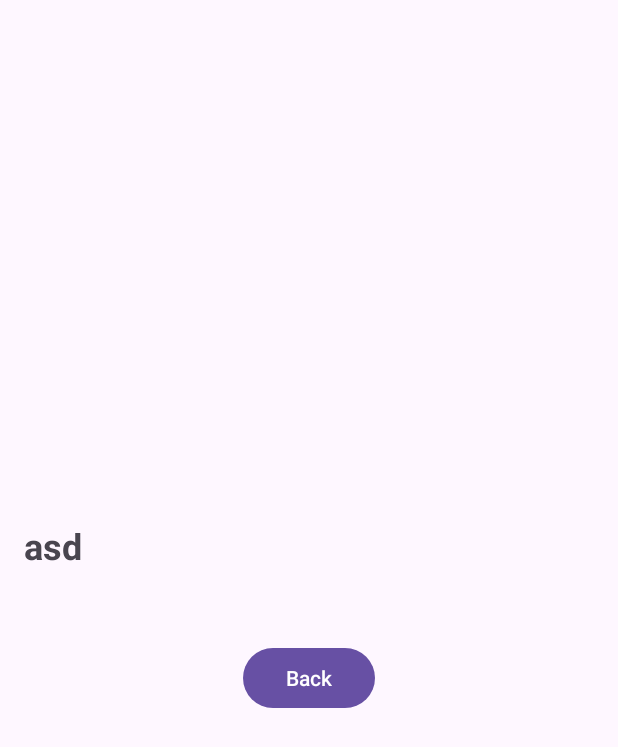
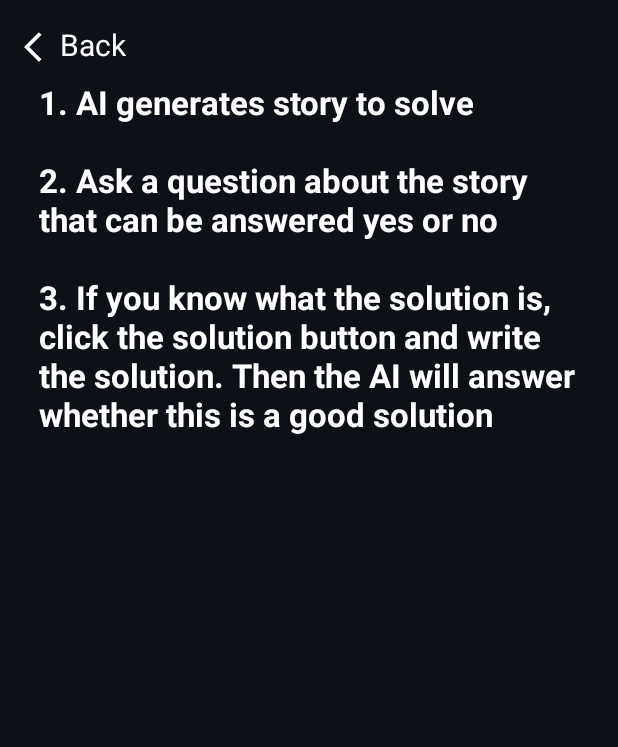
Before and after one commit to Braddock511/DarkStoriesAI, an Android app: the MainActivity screen opened directly, with no data from a screen before it, in the options menu, after a tap on "How to play?", on a phone screen of 412 x 824 dp. Shown: the top 747 px of the screen. Run offline under Robolectric (Android 15) with nearby library versions, the phone set to English and light mode, and no system bars; 2 statements that could not run were skipped.

Commit message:
Add solution, new story, text to HowToPlay

```diff
--- a/app/build.gradle.kts
+++ b/app/build.gradle.kts
@@ -38,6 +38,7 @@ dependencies {
     implementation("androidx.constraintlayout:constraintlayout:2.1.4")
     implementation("com.squareup.okhttp3:okhttp:4.9.1")
     implementation("com.google.code.gson:gson:2.8.8")
+    implementation("com.google.android.material:material:1.5.0")
     testImplementation("junit:junit:4.13.2")
     androidTestImplementation("androidx.test.ext:junit:1.1.5")
     androidTestImplementation("androidx.test.espresso:espresso-core:3.5.1")
--- a/app/src/main/java/org/test/darkstoriesai/HowToPlay.java
+++ b/app/src/main/java/org/test/darkstoriesai/HowToPlay.java
@@ -1,9 +1,7 @@
 package org.test.darkstoriesai;
 
 import android.os.Bundle;
-import android.view.View;
-import android.widget.Button;
-import android.widget.TextView;
+import android.widget.LinearLayout;
 
 import androidx.annotation.Nullable;
 import androidx.appcompat.app.AppCompatActivity;
@@ -14,19 +12,9 @@ public class HowToPlay extends AppCompatActivity {
         super.onCreate(savedInstanceState);
         setContentView(R.layout.how_to_play);
 
-        Button backButton = findViewById(R.id.backButton);
-        String welcomeMessage = getIntent().getStringExtra("welcomeMessage");
+        LinearLayout back = findViewById(R.id.back);
 
-        // Find the TextView in the layout and set the welcome message
-        TextView welcomeTextView = findViewById(R.id.textViewWelcome);
-        welcomeTextView.setText(welcomeMessage);
-
-        backButton.setOnClickListener(new View.OnClickListener() {
-            @Override
-            public void onClick(View view) {
-                finish();
-            }
-        });
+        back.setOnClickListener(view -> finish());
 
     }
 }
--- a/app/src/main/java/org/test/darkstoriesai/MainActivity.java
+++ b/app/src/main/java/org/test/darkstoriesai/MainActivity.java
@@ -1,9 +1,12 @@
 package org.test.darkstoriesai;
+
+import static java.lang.String.format;
 
 import android.content.Intent;
 import android.os.Bundle;
 import android.view.Menu;
 import android.view.MenuItem;
+import android.view.View;
 import android.widget.Button;
 import android.widget.EditText;
 import android.widget.ListView;
@@ -12,18 +15,24 @@ import androidx.annotation.NonNull;
 import androidx.appcompat.app.AppCompatActivity;
 import androidx.appcompat.widget.Toolbar;
 
+import com.google.android.material.snackbar.Snackbar;
+
 import java.util.ArrayList;
 import java.util.List;
+import java.util.UUID;
 import java.util.concurrent.CompletableFuture;
 import java.util.concurrent.atomic.AtomicInteger;
 
 public class MainActivity extends AppCompatActivity {
-//    SplashActivity loading = new SplashActivity();
+//    SplashActivity splashLoading = new SplashActivity();
+    String sessionId = UUID.randomUUID().toString();
 
     @Override
     protected void onCreate(Bundle savedInstanceState) {
         super.onCreate(savedInstanceState);
         setContentView(R.layout.activity_main);
+        View actualView = findViewById(android.R.id.content);
+
 //        Przy ładowaniu danych
 //        Intent loadingIntent = new Intent(MainActivity.this, SplashActivity.class);
 //        startActivity(loadingIntent);
@@ -38,53 +47,54 @@ public class MainActivity extends AppCompatActivity {
         AdapterListItems adapter = new AdapterListItems(this, loadItemsList); // TODO load data from database
         listView.setAdapter(adapter);
 
-        String storyPrompt = "Give ONLY dark story and topic story without any explanations. According to this instruction:\n" +
-                "TOPIC\n" +
-                "STORY";
+        String storyPrompt = "Write dark story and topic story. According to this instruction:\nTOPIC: \nSTORY: ";
 
-        CompletableFuture.supplyAsync(() -> {
-            // loading
-            adapter.add(new ListItem(true));
-            adapter.notifyDataSetChanged();
+//        processPrompt(adapter, storyPrompt, "STORY TELLER", new AtomicInteger(0));
 
-            API api = new API();
-            return api.sendRequest(storyPrompt);
-        }).thenAcceptAsync(result -> {
-            runOnUiThread(() -> {
-                adapter.remove(adapter.getItem(0));  // Remove the loading item
-                adapter.add(new ListItem("STORY TELLER", result));
-                adapter.notifyDataSetChanged();
-            });
+        // User ask
+        EditText questionPrompt = findViewById(R.id.questionPrompt);
+        Button askButton = findViewById(R.id.askButton);
+        AtomicInteger loadingIndex = new AtomicInteger(2); //Start on 2, because 0. Story 1. Question
+
+        askButton.setOnClickListener(v -> {
+            String text = questionPrompt.getText().toString();
+
+            adapter.add(new ListItem("ASKER", text));
+            questionPrompt.getText().clear();
+
+//            processPrompt(adapter, format("Answer for this - %s", text), "STORY TELLER", loadingIndex);
         });
 
-        // User ask
-        EditText editText = findViewById(R.id.inputText);
-        Button sendButton = findViewById(R.id.sendButton);
-        AtomicInteger loadingIndex = new AtomicInteger(1);
+        // Buttons
+        Button solutionButton = findViewById(R.id.solutionButton);
+        Button newStoryButton = findViewById(R.id.newStoryButton);
 
-        sendButton.setOnClickListener(v -> {
-            String text = editText.getText().toString();
 
-            adapter.add(new ListItem("ASKER", text));
-            editText.getText().clear();
-
-            CompletableFuture.supplyAsync(() -> {
-                // loading
-                adapter.add(new ListItem(true));
-                adapter.notifyDataSetChanged();
-
-                API api = new API();
-                return api.sendRequest(String.format("%s. Answer with yes or no.", text));
-            }).thenAcceptAsync(result -> {
-                runOnUiThread(() -> {
-                    adapter.remove(adapter.getItem(loadingIndex.get()));
-                    loadingIndex.addAndGet(2);
-                    adapter.add(new ListItem("STORY TELLER", result));
-                    adapter.notifyDataSetChanged();
-                });
-            });
+        solutionButton.setOnClickListener(v -> {
+            String questionSolution = questionPrompt.getText().toString();
+            if (!questionSolution.equals("")) {
+                questionPrompt.getText().clear();
+                String solutionPrompt = format("This is solution? - %s", questionSolution);
+                processPrompt(adapter, solutionPrompt, "STORY TELLER", loadingIndex);
+            }
+            else{
+                Snackbar snackbar = Snackbar.make(actualView, "Write solution in input!", Snackbar.LENGTH_SHORT);
+                snackbar.show();
+            }
         });
 
+        newStoryButton.setOnClickListener(v -> {
+            CompletableFuture.supplyAsync(() -> {
+                API api = new API();
+                return api.clearRedis(sessionId);
+            }).thenAcceptAsync(result -> runOnUiThread(() -> {
+                loadingIndex.set(0);
+                adapter.clear();
+                adapter.notifyDataSetChanged();
+            }));
+
+            processPrompt(adapter, storyPrompt, "STORY TELLER", new AtomicInteger(0));
+        });
     }
 
     // Toolbar
@@ -102,7 +112,6 @@ public class MainActivity extends AppCompatActivity {
         if (id == R.id.how_to_play_item) {
             // Create an Intent to start a new activity
             Intent intent = new Intent(MainActivity.this, HowToPlay.class);
-            intent.putExtra("welcomeMessage", "asd");
 
             // Start the new activity
             startActivity(intent);
@@ -112,4 +121,20 @@ public class MainActivity extends AppCompatActivity {
 
         return super.onOptionsItemSelected(item);
     }
+
+    public void processPrompt(AdapterListItems adapter, String storyPrompt, String header, AtomicInteger position) {
+        CompletableFuture.supplyAsync(() -> {
+            // Loading
+            adapter.add(new ListItem(true));
+            adapter.notifyDataSetChanged();
+
+            API api = new API();
+            return api.sendPrompt(storyPrompt, sessionId);
+        }).thenAcceptAsync(result -> runOnUiThread(() -> {
+            adapter.remove(adapter.getItem(position.get()));  // Remove the loading item
+            position.addAndGet(2);
+            adapter.add(new ListItem(header, result));
+            adapter.notifyDataSetChanged();
+        }));
+    }
 }
--- /dev/null
+++ b/app/src/main/res/drawable/ic_back_arrow.xml
@@ -0,0 +1,5 @@
+<vector android:autoMirrored="true" android:height="24dp"
+    android:tint="#FFFFFF" android:viewportHeight="24"
+    android:viewportWidth="24" android:width="24dp" xmlns:android="http://schemas.android.com/apk/res/android">
+    <path android:fillColor="@android:color/white" android:pathData="M11.67,3.87L9.9,2.1 0,12l9.9,9.9 1.77,-1.77L3.54,12z"/>
+</vector>
--- a/app/src/main/res/layout/how_to_play.xml
+++ b/app/src/main/res/layout/how_to_play.xml
@@ -5,6 +5,7 @@
     android:id="@+id/welcomeLayout"
     android:layout_width="match_parent"
     android:layout_height="match_parent"
+    android:background="@color/secondaryColor"
     android:padding="16dp"
     tools:context=".MainActivity">
 
@@ -13,22 +14,43 @@
         android:layout_height="match_parent"
         android:orientation="vertical"
         android:layout_gravity="center"
-        android:gravity="center">
+        android:gravity="top">
+
+        <LinearLayout
+            android:id="@+id/back"
+            android:layout_width="match_parent"
+            android:layout_height="wrap_content"
+            android:orientation="horizontal"
+            >
+
+            <ImageView
+                android:layout_width="wrap_content"
+                android:layout_height="wrap_content"
+                android:src="@drawable/ic_back_arrow"
+                android:layout_marginTop="3dp"
+                />
+
+            <TextView
+                android:layout_width="wrap_content"
+                android:layout_height="wrap_content"
+                android:text="Back"
+                android:textColor="@color/white"
+                android:textSize="20dp"/>
+        </LinearLayout>
+
 
         <TextView
             android:id="@+id/textViewWelcome"
             android:layout_width="match_parent"
             android:layout_height="wrap_content"
-            android:text="asd"
-            android:textSize="24sp"
+            android:layout_marginBottom="48dp"
+            android:text="1. AI generates story to solve\n\n2. Ask a question about the story that can be answered yes or no\n\n3. If you know what the solution is, click the solution button and write the solution. Then the AI will answer whether this is a good solution"
+            android:textSize="22sp"
+            android:textColor="@color/white"
             android:textStyle="bold"
-            android:layout_marginBottom="48dp"/>
+            android:padding="10dp"/>
 
-        <Button
-            android:id="@+id/backButton"
-            android:layout_width="wrap_content"
-            android:layout_height="wrap_content"
-            android:text="Back" />
+
     </LinearLayout>
 
 </RelativeLayout>
--- a/app/src/main/res/values/strings.xml
+++ b/app/src/main/res/values/strings.xml
@@ -1,3 +1,7 @@
 <resources>
     <string name="app_name">DarkStoriesAI</string>
+    <string name="new_story">New Story</string>
+    <string name="solution">Solution</string>
+    <string name="ask">Ask</string>
+    <string name="question">Ask a yes or no question</string>
 </resources>
```
Also changed, not shown: app/src/main/java/org/test/darkstoriesai/SplashActivity.java (+0 -4 lines), app/src/main/res/layout/activity_main.xml (+55 -20 lines), app/src/main/res/values/styles.xml (added, +8 -0 lines).
